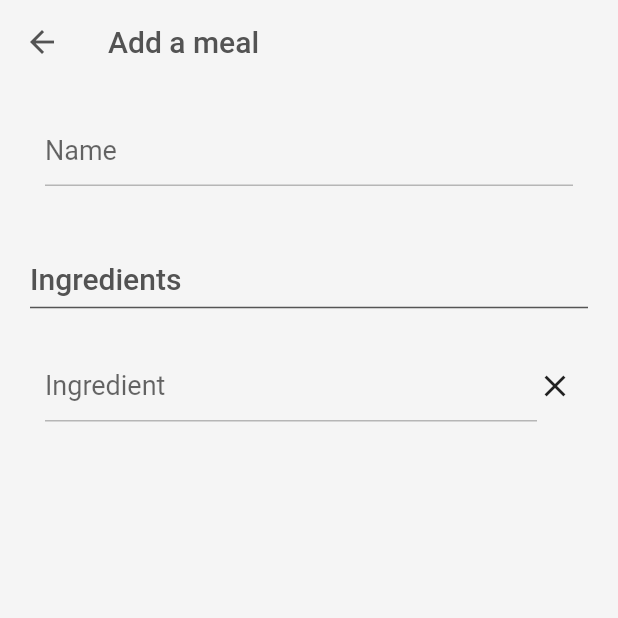
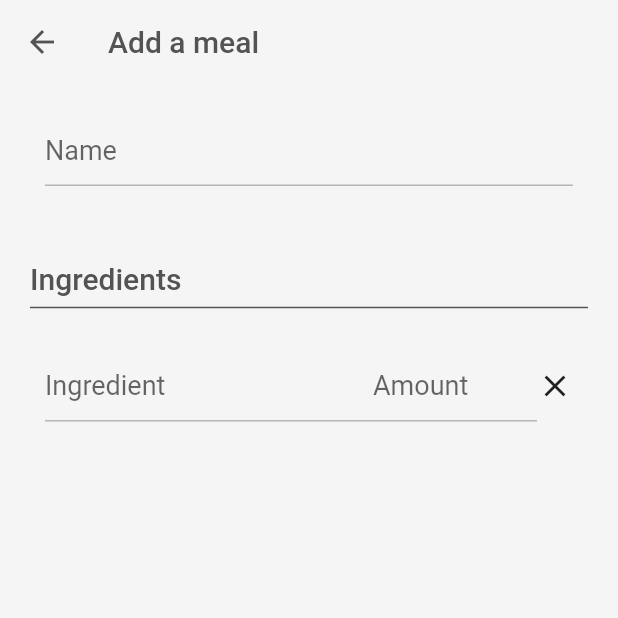
Before and after one commit to ing-non/ShoppingList, a Flutter app: the AddMealView screen opened directly, after a tap on "Add ingredient", after a tap on "Add meal to list", on a phone screen of 412 x 824 dp, the top half of it. Run offline on Flutter 3.47's test engine with Material 2 defaults, Android fonts, the phone set to English and light mode, and no system bars; our stand-ins replace cloud_firestore, firebase_core, reorderable_grid_view, sembast, shared_preferences; accounts and stored records are empty.

Commit message:
add amount to ingredients

```diff
--- a/lib/logic/models/ingredient.dart
+++ b/lib/logic/models/ingredient.dart
@@ -1,12 +1,11 @@
 import 'package:sembast/timestamp.dart';
 
-class Ingredient{
+class Ingredient {
   String name;
-  DateTime creationTime;
-  Ingredient(this.name, this.creationTime);
+  String amount;
+  DateTime? creationTime;
+  Ingredient({required this.name, required this.amount, this.creationTime});
 
-  Map<String, dynamic> toJson() => {
-        "name": name,
-        "creationTime": creationTime
-      };
+  Map<String, dynamic> toJson() =>
+      {"name": name, "amount": amount, "creationTime": creationTime};
 }
--- a/lib/screens/meal_list/add_meal_view.dart
+++ b/lib/screens/meal_list/add_meal_view.dart
@@ -18,6 +18,7 @@ class _AddMealViewState extends State<AddMealView> {
   int ingredientIndex = 0;
 
   List ingredientTECs = <TextEditingController>[];
+  List amountTECs = <TextEditingController>[];
   var textFieldErrorText = null;
   @override
   Widget build(BuildContext context) {
@@ -79,12 +80,34 @@ class _AddMealViewState extends State<AddMealView> {
                               padding: EdgeInsets.only(top: 20, bottom: 20),
                               child: Row(children: [
                                 Expanded(
+                                  flex: 2,
                                   child: TextFormField(
                                       controller: ingredientTECs[index],
                                       style: TextStyle(fontSize: 18),
                                       decoration: InputDecoration(
                                         border: OutlineInputBorder(),
                                         hintText: "Ingredient",
+                                        errorText: textFieldErrorText,
+                                        focusedErrorBorder:
+                                            UnderlineInputBorder(
+                                                borderSide: BorderSide(
+                                                    color: Colors.red)),
+                                        enabledBorder: UnderlineInputBorder(
+                                          borderSide:
+                                              BorderSide(color: Colors.black26),
+                                        ),
+                                        focusedBorder: UnderlineInputBorder(
+                                            borderSide: BorderSide(
+                                                color: Colors.purpleAccent)),
+                                      )),
+                                ),
+                                Expanded(
+                                  child: TextFormField(
+                                      controller: amountTECs[index],
+                                      style: TextStyle(fontSize: 18),
+                                      decoration: InputDecoration(
+                                        border: OutlineInputBorder(),
+                                        hintText: "Amount",
                                         errorText: textFieldErrorText,
                                         focusedErrorBorder:
                                             UnderlineInputBorder(
@@ -120,6 +143,7 @@ class _AddMealViewState extends State<AddMealView> {
                         onPressed: () {
                           setState(() {
                             ingredientTECs.add(TextEditingController());
+                            amountTECs.add(TextEditingController());
                           });
                         })),
               ],
@@ -131,12 +155,17 @@ class _AddMealViewState extends State<AddMealView> {
               style: ElevatedButton.styleFrom(backgroundColor: Colors.purple),
               child: Text("Add meal to list"),
               onPressed: () async {
-                Meal meal = Meal(name: nameController.text, creationTime: DateTime.now());
+                Meal meal = Meal(
+                    name: nameController.text, creationTime: DateTime.now());
                 String mealDocID = await mealRepository.addMeal(meal);
-                for (var ing in ingredientTECs) {
-                  Ingredient ingredient = Ingredient(ing.text, DateTime.now());
+                for (int i = 0; i < ingredientTECs.length; i++) {
+                  Ingredient ingredient = Ingredient(
+                      name: ingredientTECs[i].text,
+                      amount: amountTECs[i].text,
+                      creationTime: DateTime.now());
                   await mealRepository.addIngredient(mealDocID, ingredient);
-                  ing.clear();
+                  ingredientTECs[i].clear();
+                  amountTECs[i].clear();
                 }
                 nameController.clear();
                 //Navigator.pop(context); Automatic return to list on button pressed, not always helpful
```
Also changed, not shown: lib/screens/meal_list/edit_meal_view.dart (+42 -5 lines).
